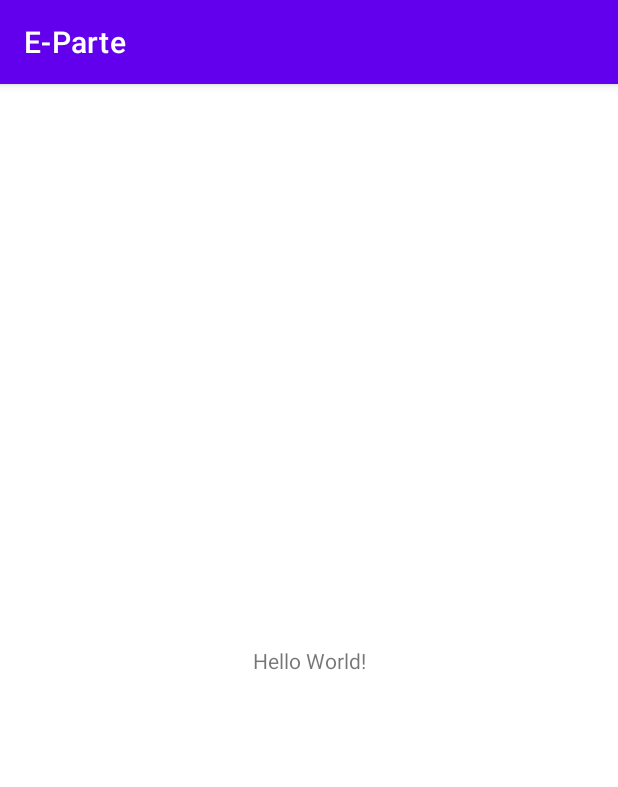
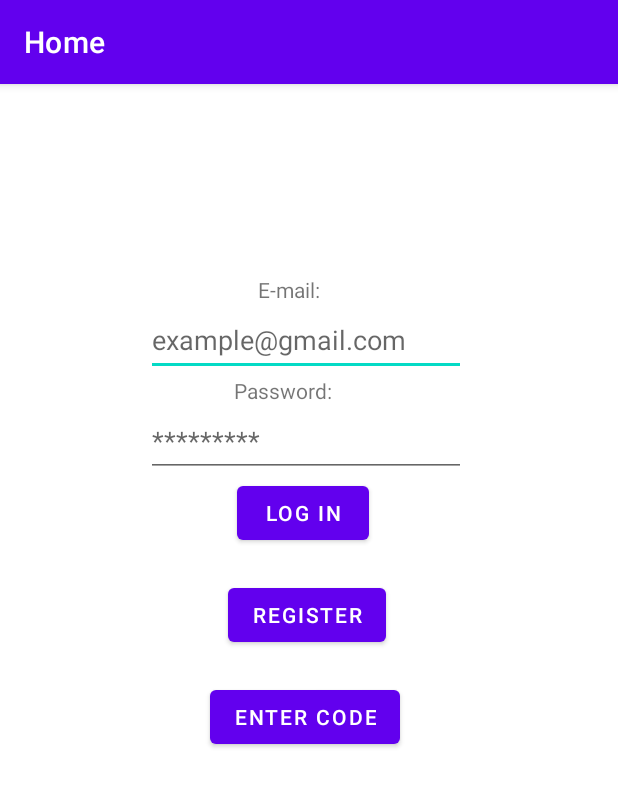
Before and after one commit to nataliaacaipa/E-Parte, an Android app: the screen it shows after launch (Home), on a phone screen of 412 x 824 dp. Shown: the top 787 px of the screen. Run offline under Robolectric (Android 15) with nearby library versions, the phone set to English and light mode, and no system bars.

Commit message:
Pantalla de Home, para probar esto.

```diff
--- a/app/src/main/AndroidManifest.xml
+++ b/app/src/main/AndroidManifest.xml
@@ -11,7 +11,8 @@
         android:theme="@style/Theme.EParte">
         <activity
             android:name=".Home"
-            android:exported="true">
+            android:exported="true"
+            android:label="Home">
             <intent-filter>
                 <action android:name="android.intent.action.MAIN" />
 
--- a/app/src/main/java/institute/immune/e_parte/Home.java
+++ b/app/src/main/java/institute/immune/e_parte/Home.java
@@ -9,6 +9,6 @@ public class Home extends AppCompatActivity {
     @Override
     protected void onCreate(Bundle savedInstanceState) {
         super.onCreate(savedInstanceState);
-        setContentView(R.layout.activity_main);
+        setContentView(R.layout.activity_home);
     }
 }
--- /dev/null
+++ b/app/src/main/res/layout/activity_home.xml
@@ -0,0 +1,83 @@
+<?xml version="1.0" encoding="utf-8"?>
+<androidx.constraintlayout.widget.ConstraintLayout xmlns:android="http://schemas.android.com/apk/res/android"
+    xmlns:app="http://schemas.android.com/apk/res-auto"
+    xmlns:tools="http://schemas.android.com/tools"
+    android:layout_width="match_parent"
+    android:layout_height="match_parent"
+    tools:context=".Home">
+
+    <TextView
+        android:id="@+id/textView"
+        android:layout_width="wrap_content"
+        android:layout_height="wrap_content"
+        android:layout_marginStart="172dp"
+        android:layout_marginTop="127dp"
+        android:text="@string/textoHomeMail"
+        app:layout_constraintStart_toStartOf="parent"
+        app:layout_constraintTop_toTopOf="parent" />
+
+    <EditText
+        android:id="@+id/editTextTextPersonName"
+        android:layout_width="wrap_content"
+        android:layout_height="wrap_content"
+        android:layout_marginStart="97dp"
+        android:autofillHints=""
+        android:ems="10"
+        android:hint="@string/placeHolderMail"
+        android:inputType="textPersonName"
+        android:minHeight="48dp"
+        app:layout_constraintStart_toStartOf="parent"
+        app:layout_constraintTop_toBottomOf="@+id/textView"
+       />
+
+    <TextView
+        android:id="@+id/textView2"
+        android:layout_width="wrap_content"
+        android:layout_height="wrap_content"
+        android:layout_marginStart="156dp"
+        android:text="@string/textViewPasswordHome"
+        app:layout_constraintStart_toStartOf="parent"
+        app:layout_constraintTop_toBottomOf="@+id/editTextTextPersonName" />
+
+    <EditText
+        android:id="@+id/editTextTextPersonName2"
+        android:layout_width="wrap_content"
+        android:layout_height="wrap_content"
+        android:layout_marginStart="97dp"
+        android:ems="10"
+        android:hint="@string/passwordHomeHint"
+        android:inputType="textPersonName"
+        android:minHeight="48dp"
+        app:layout_constraintStart_toStartOf="parent"
+        app:layout_constraintTop_toBottomOf="@+id/textView2"
+        android:autofillHints="" />
+
+    <Button
+        android:id="@+id/button"
+        android:layout_width="wrap_content"
+        android:layout_height="wrap_content"
+        android:layout_marginStart="158dp"
+        android:text="@string/logInButtonText"
+        app:layout_constraintStart_toStartOf="parent"
+        app:layout_constraintTop_toBottomOf="@+id/editTextTextPersonName2" />
+
+    <Button
+        android:id="@+id/button2"
+        android:layout_width="wrap_content"
+        android:layout_height="wrap_content"
+        android:layout_marginStart="152dp"
+        android:layout_marginTop="20dp"
+        android:text="@string/registerButtonHomeText"
+        app:layout_constraintStart_toStartOf="parent"
+        app:layout_constraintTop_toBottomOf="@+id/button" />
+
+    <Button
+        android:id="@+id/button3"
+        android:layout_width="wrap_content"
+        android:layout_height="wrap_content"
+        android:layout_marginStart="140dp"
+        android:layout_marginTop="20dp"
+        android:text="@string/guestButtonHomeText"
+        app:layout_constraintStart_toStartOf="parent"
+        app:layout_constraintTop_toBottomOf="@+id/button2" />
+</androidx.constraintlayout.widget.ConstraintLayout>
--- a/app/src/main/res/layout/activity_main.xml
+++ /dev/null
@@ -1,18 +0,0 @@
-<?xml version="1.0" encoding="utf-8"?>
-<androidx.constraintlayout.widget.ConstraintLayout xmlns:android="http://schemas.android.com/apk/res/android"
-    xmlns:app="http://schemas.android.com/apk/res-auto"
-    xmlns:tools="http://schemas.android.com/tools"
-    android:layout_width="match_parent"
-    android:layout_height="match_parent"
-    tools:context=".Home">
-
-    <TextView
-        android:layout_width="wrap_content"
-        android:layout_height="wrap_content"
-        android:text="Hello World!"
-        app:layout_constraintBottom_toBottomOf="parent"
-        app:layout_constraintLeft_toLeftOf="parent"
-        app:layout_constraintRight_toRightOf="parent"
-        app:layout_constraintTop_toTopOf="parent" />
-
-</androidx.constraintlayout.widget.ConstraintLayout>
--- a/app/src/main/res/values/strings.xml
+++ b/app/src/main/res/values/strings.xml
@@ -1,3 +1,10 @@
 <resources>
     <string name="app_name">E-Parte</string>
+    <string name="textoHomeMail">E-mail:</string>
+    <string name="placeHolderMail">example@gmail.com</string>
+    <string name="textViewPasswordHome">Password:</string>
+    <string name="passwordHomeHint">*********</string>
+    <string name="logInButtonText">Log in</string>
+    <string name="registerButtonHomeText">Register</string>
+    <string name="guestButtonHomeText">Enter Code</string>
 </resources>
```
